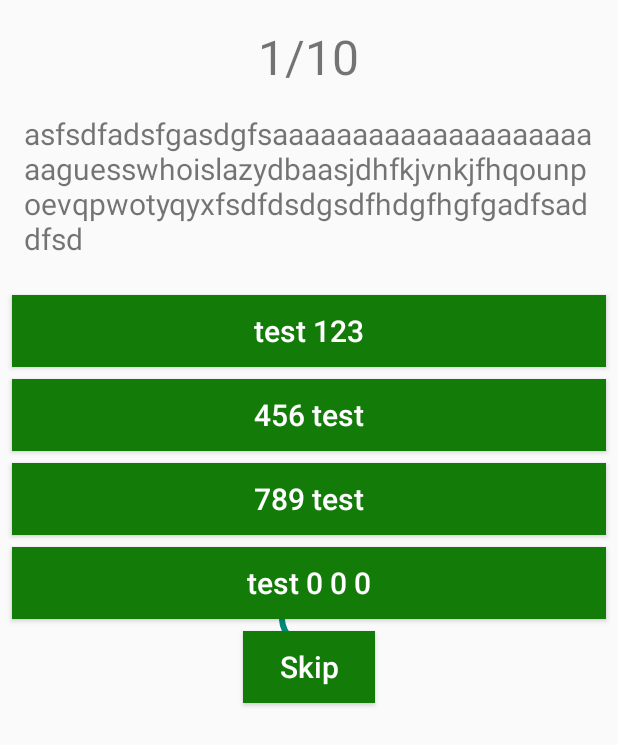
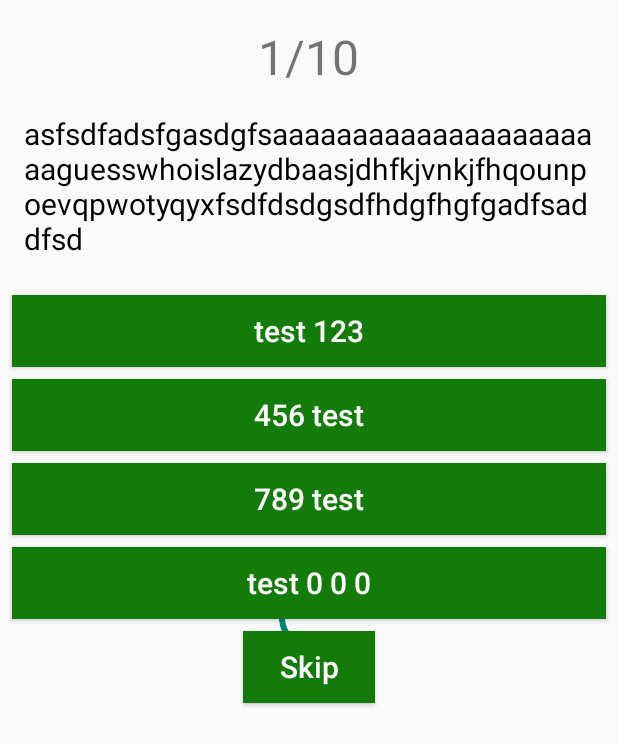
Before and after one commit to FinelifeX/KnowYourAndroid, an Android app: the layout fragment_test.xml on its own in the app's theme, with its tools: preview values and no code run, on a phone screen of 412 x 824 dp. Shown: the top 745 px of the screen. Run offline under Robolectric (Android 15) with nearby library versions, the phone set to English and light mode, and no system bars.

Commit message:
If lesson is last starts test. Little design changes

```diff
--- a/app/src/main/java/itis/kpfu/ru/knowyourandroid/repository/ThemeRepository.kt
+++ b/app/src/main/java/itis/kpfu/ru/knowyourandroid/repository/ThemeRepository.kt
@@ -21,6 +21,7 @@ object ThemeRepository {
             FirebaseDatabase.getInstance().reference
                     .child(THEMES_REFERENCE)
                     .addValueEventListener(object : ValueEventListener {
+
                         override fun onCancelled(p0: DatabaseError) {
                             Log.d("ERROR", "ERROR IN $THEMES_REFERENCE")
                         }
@@ -38,7 +39,6 @@ object ThemeRepository {
                             }
                         }
                     })
-        }
-        else service.notifyOnDataLoaded(themes)
+        } else service.notifyOnDataLoaded(themes)
     }
 }
--- a/app/src/main/java/itis/kpfu/ru/knowyourandroid/ui/theme/ThemeAdapter.kt
+++ b/app/src/main/java/itis/kpfu/ru/knowyourandroid/ui/theme/ThemeAdapter.kt
@@ -30,7 +30,7 @@ class ThemeAdapter(groups: List<ThemeGroup>, val activity: FragmentActivity?) :
         holder.setLessonTitle(lesson)
         holder.itemView.setOnClickListener {
             activity!!.supportFragmentManager.beginTransaction()
-                    .replace(R.id.container, LessonFragment.newInstance(lesson.name, group.title))
+                    .replace(R.id.container, LessonFragment.newInstance(lesson.name, group.title, group.items.size, childIndex))
                     .commit()
         }
     }
--- a/app/src/main/java/itis/kpfu/ru/knowyourandroid/ui/theme/mvp/ThemeListPresenter.kt
+++ b/app/src/main/java/itis/kpfu/ru/knowyourandroid/ui/theme/mvp/ThemeListPresenter.kt
@@ -5,7 +5,6 @@ import com.arellomobile.mvp.InjectViewState
 import com.arellomobile.mvp.MvpPresenter
 import itis.kpfu.ru.knowyourandroid.model.ThemeGroup
 import itis.kpfu.ru.knowyourandroid.service.ThemeService
-
 
 /*
 *** Created by Bulat Murtazin on 23.07.2018 ***
--- a/app/src/main/java/itis/kpfu/ru/knowyourandroid/ui/theme/mvp/ThemeListView.kt
+++ b/app/src/main/java/itis/kpfu/ru/knowyourandroid/ui/theme/mvp/ThemeListView.kt
@@ -2,7 +2,6 @@ package itis.kpfu.ru.knowyourandroid.ui.theme.mvp
 
 import com.arellomobile.mvp.MvpView
 import itis.kpfu.ru.knowyourandroid.model.ThemeGroup
-
 
 /*
 *** Created by Bulat Murtazin on 23.07.2018 ***
--- a/app/src/main/java/itis/kpfu/ru/knowyourandroid/utils/Consts.kt
+++ b/app/src/main/java/itis/kpfu/ru/knowyourandroid/utils/Consts.kt
@@ -13,6 +13,7 @@ const val QUESTION_REFERENCE = "questions"
 const val LESSON_NAME_TAG = "LESSON_NAME"
 const val THEME_NAME_TAG = "THEME_NAME"
 const val CLASS_POSITION_TAG = "CLASS_POSITION"
+const val IS_LAST_TAG = "IS_LAST"
 
 const val LESSONS_NUM = 100
 
--- a/app/src/main/res/layout/fragment_statistics.xml
+++ b/app/src/main/res/layout/fragment_statistics.xml
@@ -9,6 +9,7 @@
         android:layout_width="wrap_content"
         android:layout_height="wrap_content"
         android:layout_centerHorizontal="true"
+        android:layout_marginTop="@dimen/margin_medium"
         android:orientation="horizontal">
 
         <TextView
@@ -46,7 +47,7 @@
         android:layout_width="match_parent"
         android:layout_height="wrap_content"
         android:layout_below="@id/tv_lessons"
-        android:layout_margin="@dimen/margin_medium"
+        android:layout_margin="@dimen/margin_small"
         tools:progress="66" />
 
     <TextView
@@ -64,7 +65,7 @@
         android:layout_width="wrap_content"
         android:layout_height="wrap_content"
         android:layout_below="@id/tv_lessons_num"
-        android:layout_centerHorizontal="true"
+        android:layout_marginStart="@dimen/margin_small"
         android:layout_marginTop="@dimen/margin_small"
         android:text="@string/leaders"
         android:textColor="@color/colorBlack"
--- a/app/src/main/res/layout/fragment_test.xml
+++ b/app/src/main/res/layout/fragment_test.xml
@@ -12,8 +12,8 @@
         android:layout_marginTop="@dimen/margin_medium"
         android:textSize="@dimen/text_xxxlarge"
         android:visibility="invisible"
-        tools:visibility="visible"
-        tools:text="1/10" />
+        tools:text="1/10"
+        tools:visibility="visible" />
 
     <TextView
         android:id="@+id/tv_question"
@@ -21,10 +21,11 @@
         android:layout_height="wrap_content"
         android:layout_below="@id/tv_number"
         android:layout_margin="@dimen/margin_medium"
+        android:textColor="@color/colorBlack"
         android:textSize="@dimen/text_large"
         android:visibility="invisible"
-        tools:visibility="visible"
-        tools:text="asfsdfadsfgasdgfsaaaaaaaaaaaaaaaaaaaaaaguesswhoislazydbaasjdhfkjvnkjfhqounpoevqpwotyqyxfsdfdsdgsdfhdgfhgfgadfsaddfsd" />
+        tools:text="asfsdfadsfgasdgfsaaaaaaaaaaaaaaaaaaaaaaguesswhoislazydbaasjdhfkjvnkjfhqounpoevqpwotyqyxfsdfdsdgsdfhdgfhgfgadfsaddfsd"
+        tools:visibility="visible" />
 
     <Button
         android:id="@+id/btn_answer1"
@@ -40,8 +41,8 @@
         android:textColor="@android:color/white"
         android:textSize="20sp"
         android:visibility="invisible"
-        tools:visibility="visible"
-        tools:text="test 123" />
+        tools:text="test 123"
+        tools:visibility="visible" />
 
     <Button
         android:id="@+id/btn_answer2"
@@ -57,8 +58,8 @@
         android:textColor="@android:color/white"
         android:textSize="20sp"
         android:visibility="invisible"
-        tools:visibility="visible"
-        tools:text="456 test" />
+        tools:text="456 test"
+        tools:visibility="visible" />
 
     <Button
         android:id="@+id/btn_answer3"
@@ -74,8 +75,8 @@
         android:textColor="@android:color/white"
         android:textSize="20sp"
         android:visibility="invisible"
-        tools:visibility="visible"
-        tools:text="789 test" />
+        tools:text="789 test"
+        tools:visibility="visible" />
 
     <Button
         android:id="@+id/btn_answer4"
@@ -91,8 +92,8 @@
         android:textColor="@android:color/white"
         android:textSize="20sp"
         android:visibility="invisible"
-        tools:visibility="visible"
-        tools:text="test 0 0 0" />
+        tools:text="test 0 0 0"
+        tools:visibility="visible" />
 
     <Button
         android:id="@+id/btn_skip"
@@ -108,13 +109,13 @@
         android:text="@string/skip"
         android:textAllCaps="false"
         android:textColor="@android:color/white"
+        android:textSize="20sp"
         android:visibility="invisible"
-        tools:visibility="visible"
-        android:textSize="20sp" />
+        tools:visibility="visible" />
 
     <ProgressBar
         android:id="@+id/progress_bar"
         android:layout_width="wrap_content"
         android:layout_height="wrap_content"
-        android:layout_centerInParent="true"/>
+        android:layout_centerInParent="true" />
 </RelativeLayout>
--- a/app/src/main/res/layout/item_theme_view.xml
+++ b/app/src/main/res/layout/item_theme_view.xml
@@ -5,7 +5,9 @@
     android:layout_width="match_parent"
     android:layout_height="wrap_content"
     android:orientation="vertical"
-    android:padding="12dp">
+    android:paddingStart="@dimen/padding_12"
+    android:paddingEnd="@dimen/padding_12"
+    android:paddingTop="@dimen/padding_12">
 
     <TextView
         android:id="@+id/tv_header_theme"
@@ -15,7 +17,7 @@
         android:maxLines="1"
         android:maxWidth="300dp"
         android:textColor="@android:color/black"
-        android:textSize="30sp"
+        android:textSize="@dimen/text_xxlarge"
         app:layout_constraintBaseline_toBaselineOf="@id/iv_header_theme"
         app:layout_constraintStart_toStartOf="parent"
         tools:text="Theme header" />
--- a/app/src/main/res/values/dimens.xml
+++ b/app/src/main/res/values/dimens.xml
@@ -20,6 +20,7 @@
     <dimen name="padding_xsmall">4dp</dimen>
     <dimen name="padding_small">8dp</dimen>
     <dimen name="padding_10">10dp</dimen>
+    <dimen name="padding_12">12dp</dimen>
     <dimen name="padding_medium">16dp</dimen>
     <dimen name="padding_large">24dp</dimen>
     <dimen name="padding_xlarge">32dp</dimen>
--- a/app/src/main/res/values/strings.xml
+++ b/app/src/main/res/values/strings.xml
@@ -2,7 +2,7 @@
     <string name="app_name">knowyourandroid</string>
     <string name="exp">Exp:</string>
     <string name="lessons">Lessons:</string>
-    <string name="leaders">Leaders</string>
+    <string name="leaders">Leaders:</string>
     <string name="title_activity_drawer">DrawerActivity</string>
     <string name="navigation_drawer_open">Open navigation drawer</string>
     <string name="navigation_drawer_close">Close navigation drawer</string>
@@ -38,4 +38,5 @@
     <string name="skip">Skip</string>
     <string name="lesson_image">Изображение урока</string>
     <string name="back_to_list">Back to list</string>
+    <string name="start_test">Start test</string>
 </resources>
```
Also changed, not shown: app/src/main/java/itis/kpfu/ru/knowyourandroid/ui/lesson/LessonFragment.kt (+20 -7 lines), app/src/main/java/itis/kpfu/ru/knowyourandroid/ui/test/TestFragment.kt (+2 -12 lines), app/src/main/res/layout/fragment_lesson.xml (+16 -15 lines), app/src/main/res/layout/item_lesson_view.xml (+11 -8 lines). Lines whose indentation alone changed are shown as unchanged.
